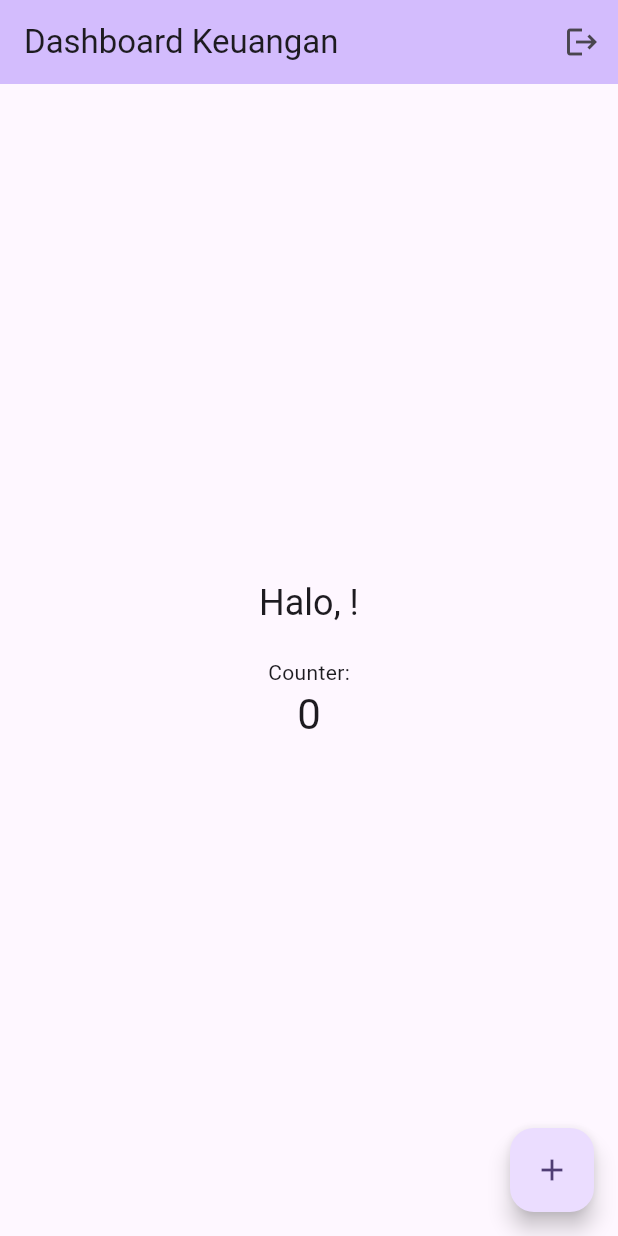
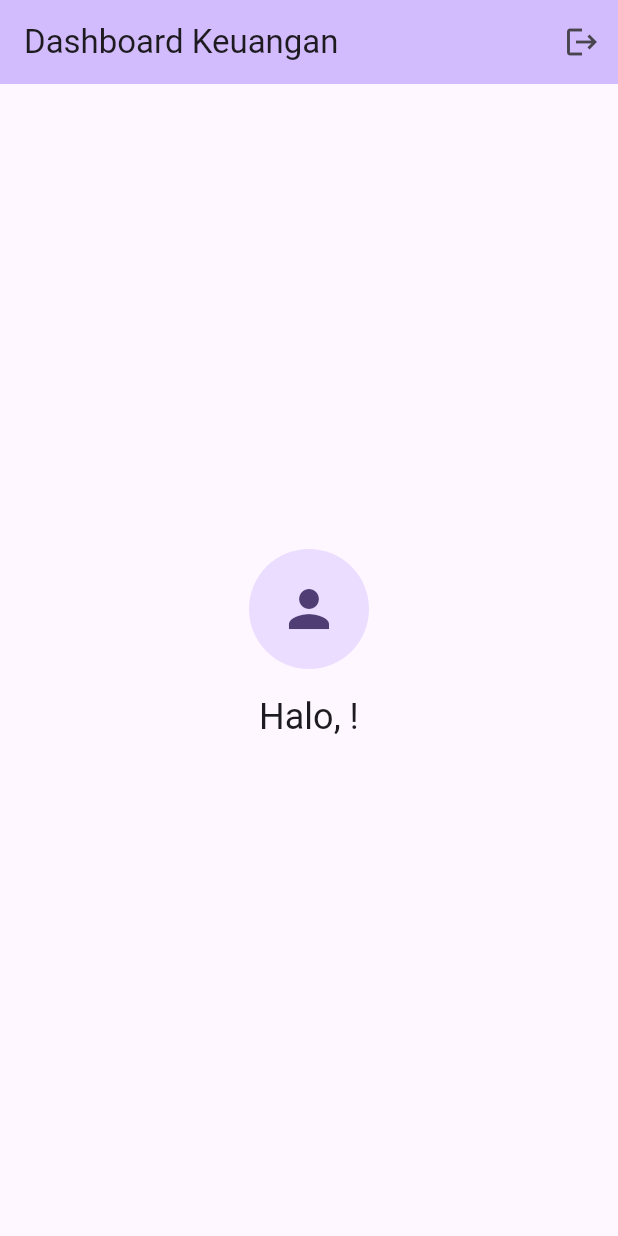
Before and after one commit to algokelvin-373/MoneyApp, a Flutter app: the screen it shows after launch, on a phone screen of 412 x 824 dp. Run offline on Flutter 3.47's test engine with Material 3 defaults, Android fonts, the phone set to English and light mode, and no system bars; missing offline and left inert: huawei_account.

Commit message:
update flow login with HUAWEI ID to get photos profile

```diff
--- a/money_app/lib/main.dart
+++ b/money_app/lib/main.dart
@@ -53,6 +53,7 @@ class _LoginPageState extends State<LoginPage> {
               (_) => MyHomePage(
                 title: 'Dashboard Keuangan',
                 displayName: account.displayName,
+                avatarUri: account.avatarUri,
               ),
         ),
       );
@@ -83,7 +84,8 @@ class _LoginPageState extends State<LoginPage> {
             builder:
                 (_) => MyHomePage(
                   title: 'Dashboard Keuangan',
-                  displayName: result.account!.displayName,
+                  displayName: result.account!.avatarUri,
+                  avatarUri: result.account!.avatarUri, // 👈 tambahkan ini
                 ),
           ),
         );
@@ -160,22 +162,20 @@ class _LoginPageState extends State<LoginPage> {
 class MyHomePage extends StatefulWidget {
   final String title;
   final String? displayName;
+  final String? avatarUri;
 
-  const MyHomePage({super.key, required this.title, this.displayName});
+  const MyHomePage({
+    super.key,
+    required this.title,
+    this.displayName,
+    this.avatarUri,
+  });
 
   @override
   State<MyHomePage> createState() => _MyHomePageState();
 }
 
 class _MyHomePageState extends State<MyHomePage> {
-  int _counter = 0;
-
-  void _incrementCounter() {
-    setState(() {
-      _counter++;
-    });
-  }
-
   Future<void> _logout() async {
     await AuthService().logout();
     if (!mounted) return;
@@ -205,24 +205,30 @@ class _MyHomePageState extends State<MyHomePage> {
         child: Column(
           mainAxisAlignment: MainAxisAlignment.center,
           children: <Widget>[
+            // 🖼️ Avatar
+            if (widget.avatarUri != null && widget.avatarUri!.isNotEmpty)
+              CircleAvatar(
+                radius: 40,
+                backgroundImage: NetworkImage(widget.avatarUri!),
+                onBackgroundImageError:
+                    (_, __) => const Icon(Icons.person, size: 40),
+              )
+            else
+              const CircleAvatar(
+                radius: 40,
+                child: Icon(Icons.person, size: 40),
+              ),
+            const SizedBox(height: 16),
+
+            // 👋 Sapaan
             if (widget.displayName != null)
               Text(
                 'Halo, ${widget.displayName}!',
                 style: Theme.of(context).textTheme.headlineSmall,
               ),
             const SizedBox(height: 20),
-            const Text('Counter:'),
-            Text(
-              '$_counter',
-              style: Theme.of(context).textTheme.headlineMedium,
-            ),
           ],
         ),
-      ),
-      floatingActionButton: FloatingActionButton(
-        onPressed: _incrementCounter,
-        tooltip: 'Increment',
-        child: const Icon(Icons.add),
       ),
     );
   }
```
